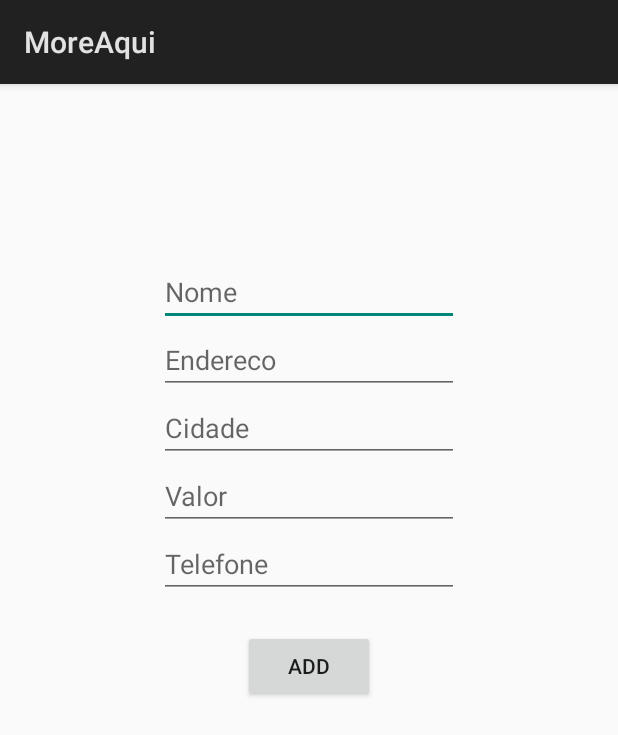
After one commit to COLTEC-TP/Trimestral-01, an Android app: the layout activity_novo_imovel.xml on its own in the app's theme, with its tools: preview values and no code run, on a phone screen of 412 x 824 dp. The commit adds this screen. Shown: the top 735 px of the screen. Run offline under Robolectric (Android 15) with nearby library versions, the phone set to English and light mode, and no system bars.

Commit message:
Prova Trimestral - finalizada

```diff
--- a/app/build.gradle
+++ b/app/build.gradle
@@ -21,6 +21,7 @@ android {
 dependencies {
     implementation fileTree(dir: 'libs', include: ['*.jar'])
     implementation 'com.android.support.constraint:constraint-layout:1.1.0'
+    implementation 'com.android.support:appcompat-v7:26.1.0'
     testImplementation 'junit:junit:4.12'
     androidTestImplementation 'com.android.support.test:runner:1.0.2'
     androidTestImplementation 'com.android.support.test.espresso:espresso-core:3.0.2'
--- a/app/src/main/AndroidManifest.xml
+++ b/app/src/main/AndroidManifest.xml
@@ -16,6 +16,7 @@
                 <category android:name="android.intent.category.LAUNCHER" />
             </intent-filter>
         </activity>
+        <activity android:name=".NovoImovelActivity" />
     </application>
 
 </manifest>
--- /dev/null
+++ b/app/src/main/res/layout/activity_novo_imovel.xml
@@ -0,0 +1,63 @@
+<?xml version="1.0" encoding="utf-8"?>
+<RelativeLayout xmlns:android="http://schemas.android.com/apk/res/android"
+    xmlns:tools="http://schemas.android.com/tools"
+    android:layout_width="match_parent"
+    android:layout_height="match_parent"
+    android:paddingBottom="16dp"
+    android:paddingLeft="16dp"
+    android:paddingRight="16dp"
+    android:paddingTop="16dp"
+    tools:context="br.ufmg.coltec.tp.moreaqui.NovoImovelActivity">
+
+
+    <EditText
+        android:layout_marginTop="100dp"
+        android:layout_width="200dp"
+        android:layout_height="wrap_content"
+        android:id="@+id/Nomeq"
+        android:layout_alignParentTop="true"
+        android:layout_centerHorizontal="true"
+        android:hint="Nome" />
+
+    <EditText
+        android:layout_width="200dp"
+        android:layout_height="wrap_content"
+        android:id="@+id/Enderecoq"
+        android:layout_below="@+id/Nomeq"
+        android:layout_centerHorizontal="true"
+        android:hint="Endereco"/>
+
+    <EditText
+        android:layout_width="200dp"
+        android:layout_height="wrap_content"
+        android:id="@+id/Cidadeq"
+        android:layout_below="@+id/Enderecoq"
+        android:layout_centerHorizontal="true"
+        android:hint="Cidade"/>
+
+    <EditText
+        android:layout_width="200dp"
+        android:layout_height="wrap_content"
+        android:id="@+id/Valorq"
+        android:layout_below="@+id/Cidadeq"
+        android:layout_centerHorizontal="true"
+        android:hint="Valor"/>
+
+    <EditText
+        android:layout_width="200dp"
+        android:layout_height="wrap_content"
+        android:id="@+id/Telefoneq"
+        android:layout_below="@+id/Valorq"
+        android:layout_centerHorizontal="true"
+        android:hint="Telefone"/>
+
+    <Button
+        android:id="@+id/btnAdd"
+        android:layout_width="wrap_content"
+        android:layout_height="wrap_content"
+        android:layout_below="@+id/Telefoneq"
+        android:layout_centerHorizontal="true"
+        android:layout_marginTop="21dp"
+        android:text="Add" />
+
+</RelativeLayout>
```
Also changed, not shown: app/src/main/java/br/ufmg/coltec/tp/moreaqui/ImoveisAdapter.java (+24 -4 lines), app/src/main/java/br/ufmg/coltec/tp/moreaqui/Imovel.java (+4 -4 lines), app/src/main/java/br/ufmg/coltec/tp/moreaqui/ImovelDAO.java (+7 -7 lines), app/src/main/java/br/ufmg/coltec/tp/moreaqui/NovoImovelActivity.java (added, +59 -0 lines).
